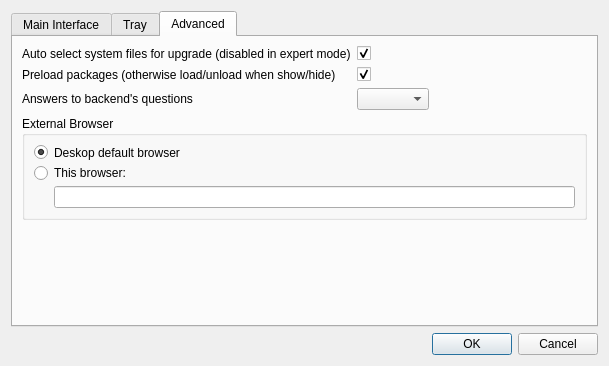
Above: Qt/AppSet-Qt/options.ui from svn2github/appset before the change. Below: the same form after it.
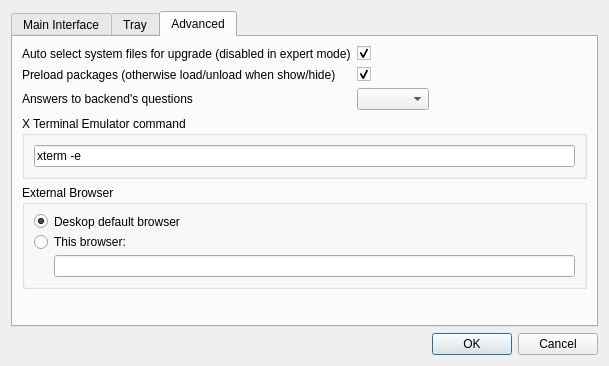
That is the form after the change. The open tabs and pages were chosen to show the change. Icons and pictures are not drawn.

Commit message: X Terminal emulator alternative to execute requested operations (configurable via options panel)

What changed in the file:
```diff
--- a/Qt/AppSet-Qt/options.ui
+++ b/Qt/AppSet-Qt/options.ui
@@ -428,6 +428,22 @@
          </item>
         </layout>
        </item>
+       <item>
+        <widget class="QGroupBox" name="groupBox_2">
+         <property name="title">
+          <string>X Terminal Emulator command</string>
+         </property>
+         <layout class="QVBoxLayout" name="verticalLayout_6">
+          <item>
+           <widget class="QLineEdit" name="xTermCmd">
+            <property name="text">
+             <string notr="true">xterm -e</string>
+            </property>
+           </widget>
+          </item>
+         </layout>
+        </widget>
+       </item>
        <item>
         <widget class="QGroupBox" name="groupBox">
          <property name="title">
```
Left out of the diff: 37 changed lines with no effect on the pictures. The commit also changes 11 other files.
